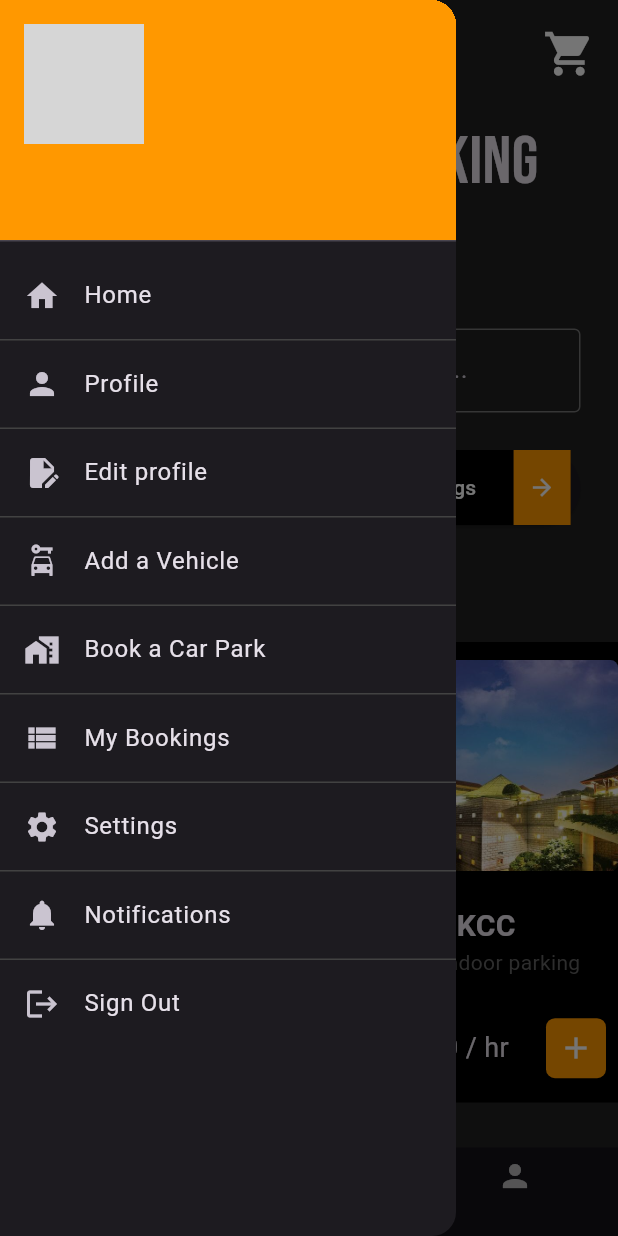
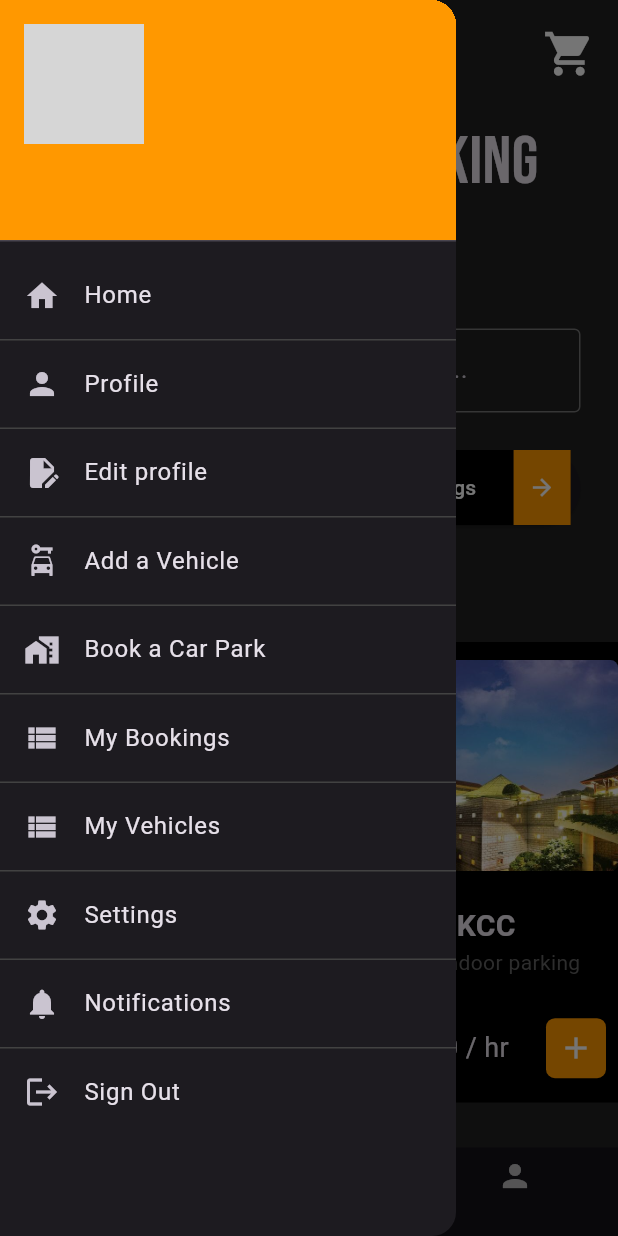
Before and after one commit to DevhanKapuduwa/Parkbuddy-frontend, a Flutter app: the HomePage screen opened directly, after a tap on the "menu" icon, on a phone screen of 412 x 824 dp. Run offline on Flutter 3.47's test engine with Material 3 defaults, Android fonts, the light colour scheme and no system bars; our stand-ins replace cloud_firestore, dash_chat_2, firebase_auth, firebase_core, firebase_storage, geolocator and 8 more; missing offline and left inert: chat_gpt_sdk, custom_info_window, dialog_flowtter, flutter_polyline_points; accounts and stored records are empty; project files that could hold a hidden picture were left out; grey boxes are pictures that could not be loaded.

Commit message:
succussfuly showing User owned vehicles in my vehicles tab

```diff
--- a/Parkbuddy/lib/Pages/book_now2.dart
+++ b/Parkbuddy/lib/Pages/book_now2.dart
@@ -2,15 +2,12 @@ import 'package:animated_toggle_switch/animated_toggle_switch.dart';
 import 'package:flutter/material.dart';
 import 'package:google_maps_flutter/google_maps_flutter.dart';
 import 'package:line_awesome_flutter/line_awesome_flutter.dart';
-import 'package:plz/Pages/map_page.dart';
 import 'package:plz/Pages/park_details.dart';
 import 'package:plz/Pages/profile.dart';
 import 'package:plz/Pages/shop.dart';
-import 'package:plz/components/GoogleMap.dart';
 import 'package:plz/components/Google_place_autocomplete.dart';
 import 'package:plz/components/Nearby_parks.dart';
 import 'package:plz/components/user.dart';
-import 'package:provider/provider.dart';
 
 import '../components/connect_firebase.dart';
 import '../components/park_tile.dart';
--- a/Parkbuddy/lib/Pages/homepage.dart
+++ b/Parkbuddy/lib/Pages/homepage.dart
@@ -20,6 +20,7 @@ import 'package:plz/components/connect_firebase.dart';
 import 'package:plz/components/park_tile.dart';
 import 'package:plz/components/user.dart';
 import 'package:provider/provider.dart';
+import '../components/display_vehicles.dart';
 import 'book_now2.dart';
 
 class HomePage extends StatefulWidget {
@@ -42,6 +43,8 @@ class _HomePageState extends State<HomePage> {
 
   getcuruser() async {
     current_User=await getUser(widget.user?.email??"default");
+    print("@@@");
+    print(current_User);
     setState(() {
 
       current_User=current_User;
@@ -178,6 +181,19 @@ class _HomePageState extends State<HomePage> {
               onTap: () {
                 Navigator.of(context).pop(); // Close the drawer
                 Navigator.of(context).pushNamed('/page2');
+              },
+            ),
+            Divider(
+              height: 3,
+              color: Colors.grey.shade800,
+            ),
+            ListTile(
+              leading: Icon(Icons.view_list),
+              title: Text('My Vehicles'),
+              onTap: () {
+                print("%%%");
+                print(current_User.Ownedvehicles);
+                Navigator.push(context, MaterialPageRoute(builder: (context)=>DisplayVehicles(currentUser: current_User)));
               },
             ),
             Divider(
--- a/Parkbuddy/lib/components/connect_firebase.dart
+++ b/Parkbuddy/lib/components/connect_firebase.dart
@@ -6,22 +6,44 @@ import '../Pages/shop.dart';
 
 var Park_lot_status={};
 
+// Future<MobileUser> getUser(String userId) async {
+//   final db = FirebaseFirestore.instance;
+//
+//   final docRef = db.collection("Users").doc(userId);
+//   final Vehicle_ref=db.collection("Users").doc(userId).collection("vehicles");
+//
+//   try {
+//     DocumentSnapshot doc = await docRef.get();
+//
+//     var cur_instance_user= MobileUser.fromDocument(doc);
+//
+//     print(cur_instance_user.Useremail);
+//     return cur_instance_user;
+//   } catch (e) {
+//     print("Error getting user: $e");
+//     rethrow;
+//   }
+// }
 Future<MobileUser> getUser(String userId) async {
   final db = FirebaseFirestore.instance;
 
   final docRef = db.collection("Users").doc(userId);
+  final vehicleRef = db.collection("Users").doc(userId).collection("vehicles");
 
   try {
+    // Fetch user document
     DocumentSnapshot doc = await docRef.get();
-    var cur_instance_user= MobileUser.fromDocument(doc);
+    QuerySnapshot vehicleSnapshot = await vehicleRef.get();
+    var curInstanceUser = MobileUser.fromDocument(doc,vehicleSnapshot);
 
-    print(cur_instance_user.Useremail);
-    return cur_instance_user;
+
+    return curInstanceUser;
   } catch (e) {
-    print("Error getting user: $e");
+    print("Error getting user or vehicles: $e");
     rethrow;
   }
 }
+
 
 Future<List<Park>> getParks() async {
   final db = FirebaseFirestore.instance;
--- a/Parkbuddy/lib/components/user.dart
+++ b/Parkbuddy/lib/components/user.dart
@@ -1,24 +1,30 @@
 import 'package:cloud_firestore/cloud_firestore.dart';
 
-class Vehicle{
+class Vehicle {
+  final String imageUrl;
   final String number;
   final String brand;
   final String type;
 
   Vehicle({
+    required this.imageUrl,
     required this.number,
     required this.brand,
-    required this.type
+    required this.type,
   });
 
-  factory Vehicle.fromMap(Map<String, String> data) {
+  // Factory method to create a Vehicle instance from a Firestore document
+  factory Vehicle.fromDocument(DocumentSnapshot doc) {
+    Map<String, dynamic> data = doc.data() as Map<String, dynamic>;
+
     return Vehicle(
+
+      brand: data['brand'] ?? '', // replace with correct field names
+      imageUrl: data['imageUrl'] ?? '',
       number: data['number'] ?? '',
-      brand: data['brand'] ?? '',
-      type: data['type'] ?? '',
+      type: data['type'] ?? ''
     );
   }
-
 }
 
 class MobileUser {
@@ -32,18 +38,15 @@ class MobileUser {
     required this.Ownedvehicles
   });
 
-  factory MobileUser.fromDocument(DocumentSnapshot doc) {
+  factory MobileUser.fromDocument(DocumentSnapshot doc,QuerySnapshot vehicleSnapshot) {
     Map<String, dynamic> data = doc.data() as Map<String, dynamic>;
 
-    var vehicles = data['vehicles'] as List<dynamic>? ?? [];
-    List<Vehicle> ownedVehiclesList = vehicles.map((vehicleData) {
-      return Vehicle.fromMap(vehicleData as Map<String, String>);
-    }).toList();
+    List<Vehicle> vehicles = vehicleSnapshot.docs.map((doc) => Vehicle.fromDocument(doc)).toList();
 
     return MobileUser(
       Username: data['Username'] ?? '',
       Useremail: data['Useremail'] ?? '',
-      Ownedvehicles: ownedVehiclesList,
+      Ownedvehicles: vehicles,
     );
   }
 
```
Also changed, not shown: Parkbuddy/lib/components/display_vehicles.dart (+14 -48 lines).
